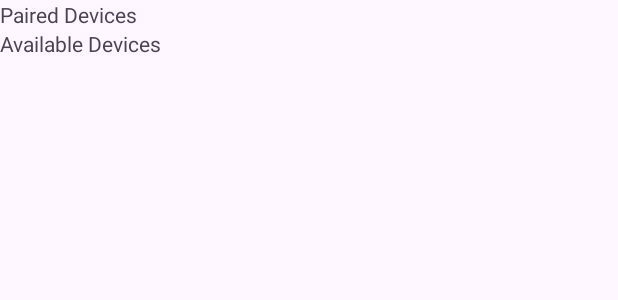
After one commit to sangamprashant/Bluetooth_ChatApp_Android_Studio, an Android app: the layout activity_device_list.xml on its own in the app's theme, with its tools: preview values and no code run, on a phone screen of 412 x 824 dp. The commit adds this screen. Shown: the top 300 px of the screen. Run offline under Robolectric (Android 15) with nearby library versions, the phone set to English and light mode, and no system bars.

Commit message:
2 commit bluetooth paired devices display

```diff
--- a/app/build.gradle
+++ b/app/build.gradle
@@ -31,7 +31,7 @@ android {
 dependencies {
 
     implementation 'androidx.appcompat:appcompat:1.6.1'
-    implementation 'com.google.android.material:material:1.5.0'
+    implementation 'com.google.android.material:material:1.9.0'
     implementation 'androidx.constraintlayout:constraintlayout:2.1.4'
     testImplementation 'junit:junit:4.13.2'
     androidTestImplementation 'androidx.test.ext:junit:1.1.5'
--- /dev/null
+++ b/app/src/main/res/layout/activity_device_list.xml
@@ -0,0 +1,33 @@
+<?xml version="1.0" encoding="utf-8"?>
+<LinearLayout xmlns:android="http://schemas.android.com/apk/res/android"
+    xmlns:app="http://schemas.android.com/apk/res-auto"
+    xmlns:tools="http://schemas.android.com/tools"
+    android:layout_width="match_parent"
+    android:layout_height="match_parent"
+    android:orientation="vertical"
+    tools:context=".DeviceListActivity">
+
+    <TextView
+        android:layout_width="match_parent"
+        android:layout_height="wrap_content"
+        android:text="@string/str_paired_devices"
+
+        />
+    <ListView
+        android:id="@+id/list_paired_devices"
+        android:layout_width="match_parent"
+        android:layout_height="wrap_content"
+        />
+    <TextView
+        android:layout_width="match_parent"
+        android:layout_height="wrap_content"
+        android:text="@string/str_available_devices"
+
+        />
+    <ListView
+        android:id="@+id/list_available_devices"
+        android:layout_width="match_parent"
+        android:layout_height="wrap_content"
+        />
+
+</LinearLayout>
--- a/app/src/main/res/values/strings.xml
+++ b/app/src/main/res/values/strings.xml
@@ -3,4 +3,6 @@
     <string name="label_send">send</string>
     <string name="menu_main_search_devices">Search Devices</string>
     <string name="menu_main_bluetooth_on">Switch On Bluetooth</string>
+    <string name="str_paired_devices">Paired Devices</string>
+    <string name="str_available_devices">Available Devices</string>
 </resources>
```
Also changed, not shown: app/src/main/AndroidManifest.xml (+11 -9 lines), app/src/main/java/com/sangamprashant/bchat/DeviceListActivity.java (added, +134 -0 lines), app/src/main/java/com/sangamprashant/bchat/MainActivity.java (+48 -14 lines), app/src/main/res/layout/device_list_item.xml (added, +7 -0 lines).
